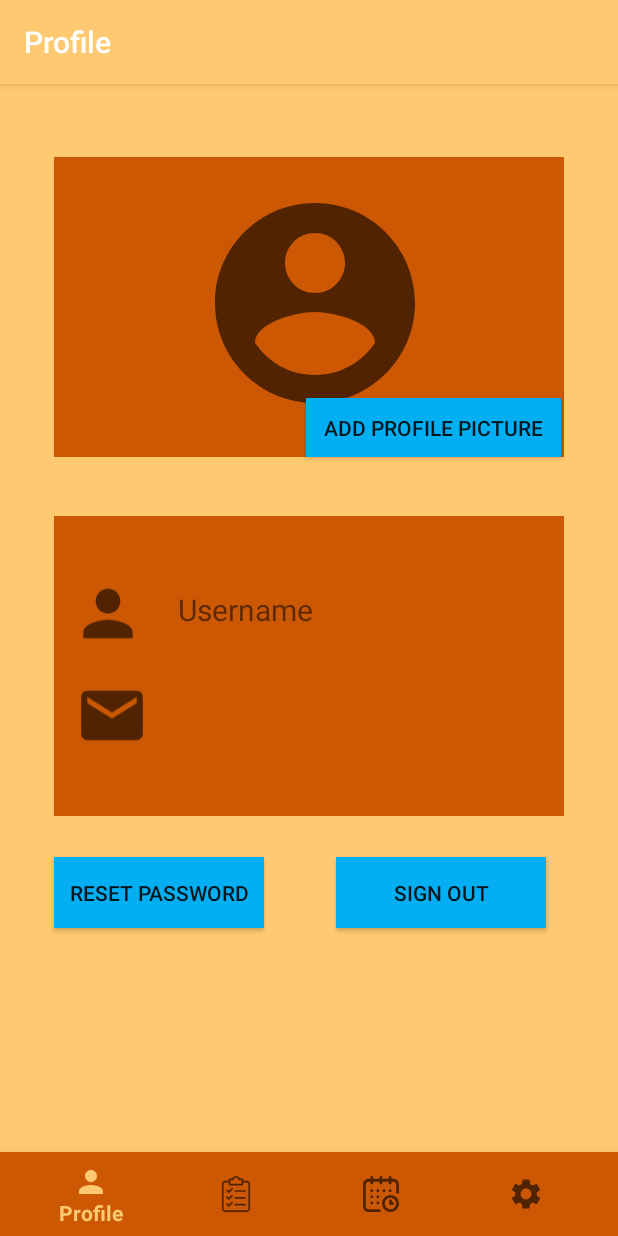
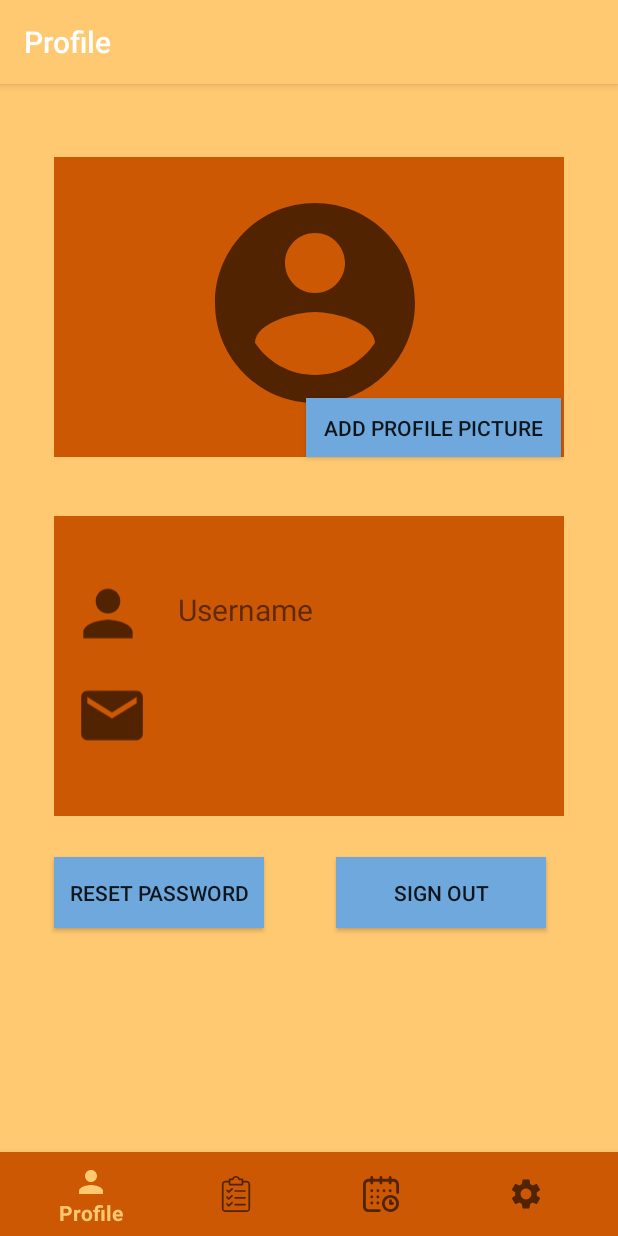
Before and after one commit to jeroenH04/SmartPlan, an Android app: the screen it shows after launch once a user with an empty profile is signed in (MainActivity), on a phone screen of 412 x 824 dp. Run offline under Robolectric (Android 15) with nearby library versions, the phone set to English and light mode, and no system bars; our stand-ins replace Firebase (no records; nobody signed in at launch, a user with empty details on screens opened directly), navigation-ui.

Commit message:
Changed blue color of fragment_profile.xml

```diff
--- a/app/src/main/res/layout-land/fragment_profile.xml
+++ b/app/src/main/res/layout-land/fragment_profile.xml
@@ -65,7 +65,7 @@
         android:id="@+id/button2"
         android:layout_width="138dp"
         android:layout_height="24dp"
-        android:background="#03AFF2"
+        android:background="@color/colorAccent"
         android:text="Add profile picture"
         android:textSize="10sp"
         app:layout_constraintBottom_toBottomOf="@+id/textView4"
@@ -115,7 +115,7 @@
         android:layout_marginStart="20dp"
         android:layout_marginTop="98dp"
         android:layout_marginBottom="84dp"
-        android:background="#03AFF2"
+        android:background="@color/colorAccent"
         android:onClick="logout"
         android:text="Sign out"
         app:layout_constraintBottom_toBottomOf="parent"
@@ -155,7 +155,7 @@
         android:id="@+id/buttonResetPass"
         android:layout_width="131dp"
         android:layout_height="45dp"
-        android:background="#03AFF2"
+        android:background="@color/colorAccent"
         android:text="Reset password"
         app:layout_constraintBottom_toBottomOf="parent"
         app:layout_constraintEnd_toEndOf="@+id/button3"
--- a/app/src/main/res/layout/fragment_profile.xml
+++ b/app/src/main/res/layout/fragment_profile.xml
@@ -65,7 +65,7 @@
         android:id="@+id/button2"
         android:layout_width="170dp"
         android:layout_height="39dp"
-        android:background="#03AFF2"
+        android:background="@color/colorAccent"
         android:text="Add profile picture"
         app:layout_constraintBottom_toBottomOf="@+id/textView4"
         app:layout_constraintEnd_toEndOf="parent"
@@ -110,7 +110,7 @@
         android:id="@+id/button3"
         android:layout_width="140dp"
         android:layout_height="47dp"
-        android:background="#03AFF2"
+        android:background="@color/colorAccent"
         android:onClick="logout"
         android:text="Sign out"
         app:layout_constraintBottom_toBottomOf="parent"
@@ -151,7 +151,7 @@
         android:id="@+id/buttonResetPass"
         android:layout_width="140dp"
         android:layout_height="47dp"
-        android:background="#03AFF2"
+        android:background="@color/colorAccent"
         android:text="Reset password"
         app:layout_constraintBottom_toBottomOf="parent"
         app:layout_constraintEnd_toEndOf="@+id/textView6"
```
